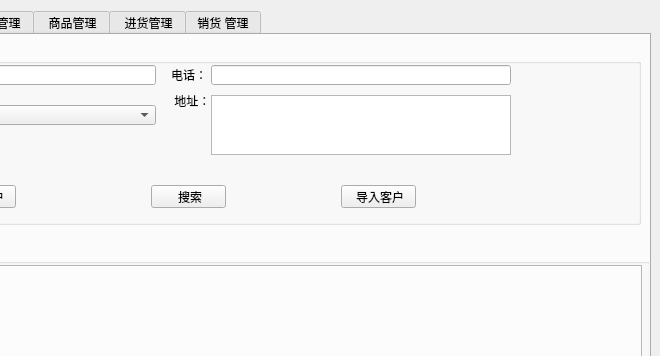
Qt form mainwindow.ui (YanhuiLu89/customermgsys) before a commit; both pictures show x 140 to 800 and y 0 to 356 of the 800 by 600 pixel window.
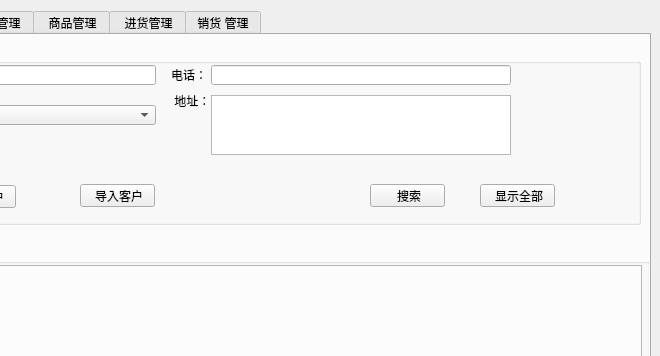
The same form after that commit.

Commit message: 增加搜索功能

Patch:
```diff
--- a/mainwindow.ui
+++ b/mainwindow.ui
@@ -125,32 +125,6 @@
          <string> 新建客户</string>
         </property>
        </widget>
-       <widget class="QPushButton" name="searchCusBtn">
-        <property name="geometry">
-         <rect>
-          <x>280</x>
-          <y>150</y>
-          <width>75</width>
-          <height>23</height>
-         </rect>
-        </property>
-        <property name="text">
-         <string> 搜索</string>
-        </property>
-       </widget>
-       <widget class="QPushButton" name="inportCusBtn">
-        <property name="geometry">
-         <rect>
-          <x>470</x>
-          <y>150</y>
-          <width>75</width>
-          <height>23</height>
-         </rect>
-        </property>
-        <property name="text">
-         <string> 导入客户</string>
-        </property>
-       </widget>
        <widget class="QComboBox" name="comboBox_ctype">
         <property name="geometry">
          <rect>
@@ -183,6 +157,45 @@
         <property name="title">
          <string> 客户管理</string>
         </property>
+        <widget class="QPushButton" name="showCusBtn">
+         <property name="geometry">
+          <rect>
+           <x>600</x>
+           <y>140</y>
+           <width>75</width>
+           <height>23</height>
+          </rect>
+         </property>
+         <property name="text">
+          <string> 显示全部</string>
+         </property>
+        </widget>
+        <widget class="QPushButton" name="inportCusBtn">
+         <property name="geometry">
+          <rect>
+           <x>200</x>
+           <y>140</y>
+           <width>75</width>
+           <height>23</height>
+          </rect>
+         </property>
+         <property name="text">
+          <string> 导入客户</string>
+         </property>
+        </widget>
+        <widget class="QPushButton" name="searchCusBtn">
+         <property name="geometry">
+          <rect>
+           <x>490</x>
+           <y>140</y>
+           <width>75</width>
+           <height>23</height>
+          </rect>
+         </property>
+         <property name="text">
+          <string> 搜索</string>
+         </property>
+        </widget>
        </widget>
        <widget class="QGroupBox" name="groupBox_2">
         <property name="geometry">
```
Left out of the diff: 2 changed lines with no effect on the pictures. The commit also changes 3 other files.
